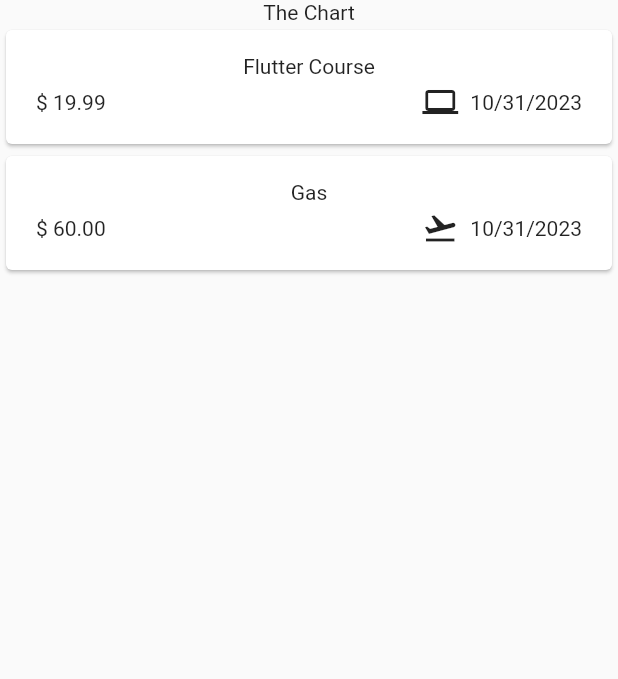
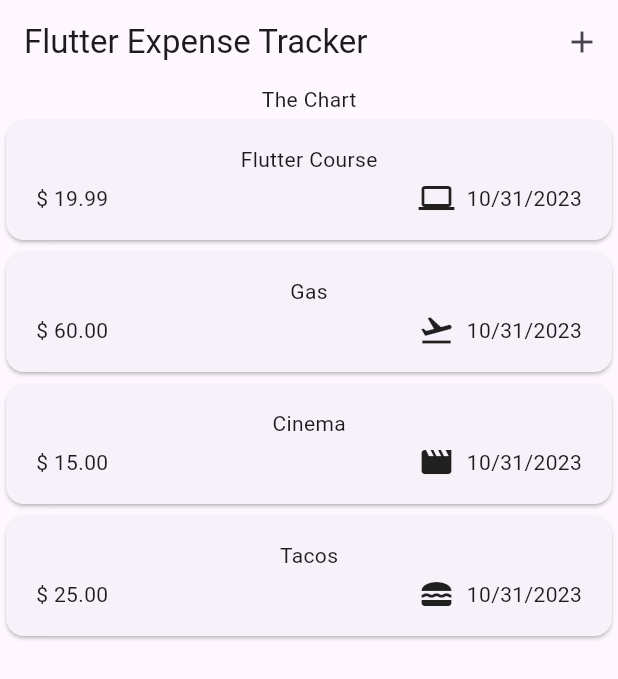
Before and after one commit to DelgaMatt/Expense-Tracker, a Flutter app: the screen it shows after launch, on a phone screen of 412 x 824 dp. Shown: the top 679 px of the screen. Run offline on Flutter 3.47's test engine with Material 2 defaults, Android fonts, the phone set to English and light mode, and no system bars.

Commit message:
added modal overlay to AppBar

```diff
--- a/lib/expenses.dart
+++ b/lib/expenses.dart
@@ -1,7 +1,6 @@
 import 'package:expense_tracker/widgets/expenses_list.dart';
 import 'package:expense_tracker/models/expense.dart';
 import 'package:flutter/material.dart';
-
 
 class Expenses extends StatefulWidget {
   const Expenses({super.key});
@@ -18,26 +17,49 @@ class _ExpensesState extends State<Expenses> {
         title: "Flutter Course",
         amount: 19.99,
         date: DateTime.now(),
-      category: Category.work
-    ),
+        category: Category.work),
     Expense(
         title: "Gas",
         amount: 60,
         date: DateTime.now(),
-      category: Category.travel
-    ),
+        category: Category.travel),
+    Expense(
+        title: "Cinema",
+        amount: 15,
+        date: DateTime.now(),
+        category: Category.leisure),
+    Expense(
+        title: "Tacos",
+        amount: 25,
+        date: DateTime.now(),
+        category: Category.food)
   ];
+
+  void _openAddExpenseOverlay() {
+    showModalBottomSheet(
+        context: context,
+        builder: ((context) => const Text('Modal Overlay')));
+  }
+  // doesnt return anything so return type is void
 
   @override
   Widget build(BuildContext context) {
     return Scaffold(
+      appBar: AppBar(
+        title: const Text("Flutter Expense Tracker"),
+        actions: [
+          IconButton(
+            onPressed: _openAddExpenseOverlay,
+            icon: const Icon(Icons.add)
+          )
+        ],
+      ),
       body: Column(
         children: [
           const Text('The Chart'),
           Expanded(
             child: ExpensesList(expenses: _registeredExpenses),
           )
-
         ],
       ),
     );
--- a/lib/main.dart
+++ b/lib/main.dart
@@ -3,8 +3,9 @@ import 'package:flutter/material.dart';
 
 void main() {
   runApp(
-    const MaterialApp(
-      home: Expenses()
+    MaterialApp(
+      theme: ThemeData(useMaterial3: true),
+      home: const Expenses()
     ),
   );
 }
```
Lines whose indentation alone changed are shown as unchanged.
